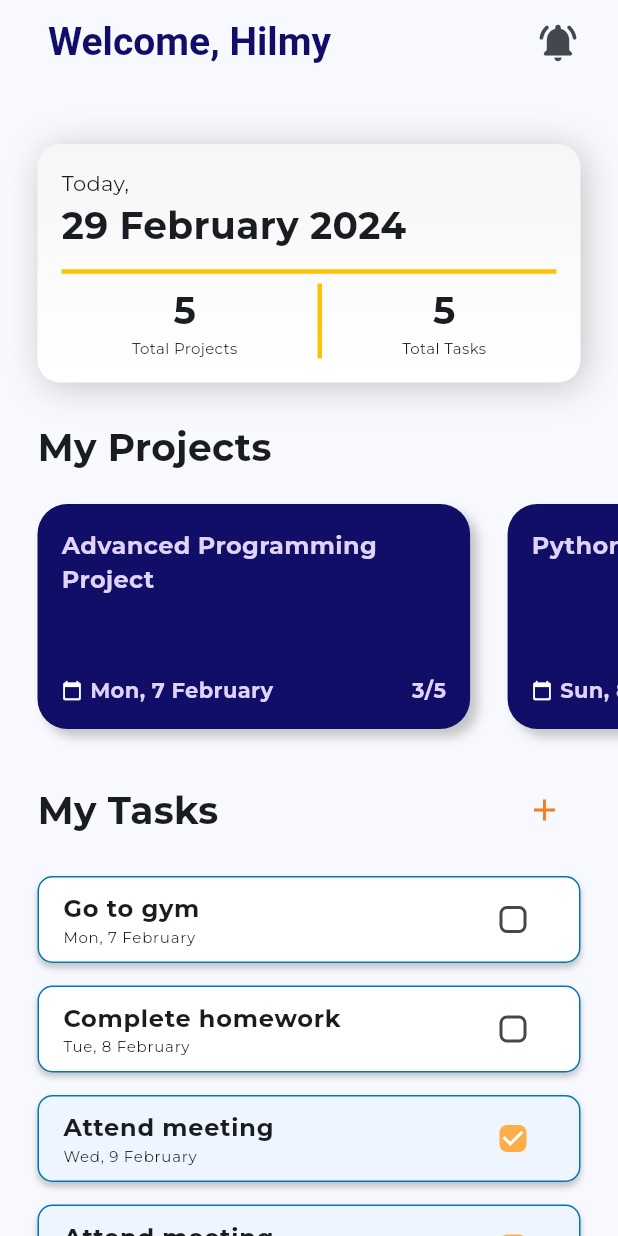
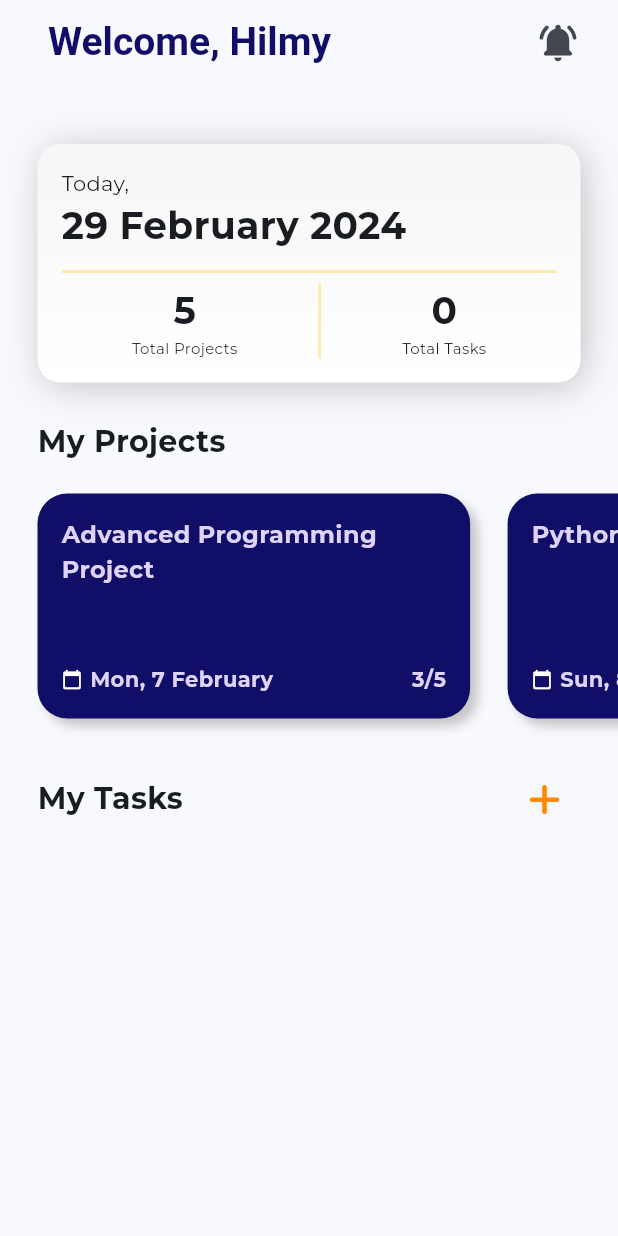
Before and after one commit to HilmyAmmar/todo_app, a Flutter app: the screen it shows after launch, on a phone screen of 412 x 824 dp. Run offline on Flutter 3.47's test engine with Material 3 defaults, Android fonts, the phone set to English and light mode, and no system bars; our stand-ins replace font_awesome_flutter, google_fonts, hive, hive_flutter; accounts and stored records are empty.

Commit message:
finish add/delete task logic

```diff
--- a/lib/model/project_model.dart
+++ b/lib/model/project_model.dart
@@ -1,5 +1,3 @@
-import 'package:flutter/material.dart';
-
 class ProjectModel {
   int projectId;
   int totalTask;
--- a/lib/model/task_model.dart
+++ b/lib/model/task_model.dart
@@ -1,42 +1,23 @@
+import 'package:hive/hive.dart';
+part 'task_model.g.dart';
+
+@HiveType(typeId: 0)
 class TaskModel {
-  int taskId;
-  String name;
-  String deadline;
+  @HiveField(0)
+  String title;
+
+  @HiveField(1)
+  DateTime date;
+
+  @HiveField(2)
   bool isDone;
 
+  @HiveField(3)
+  String category;
+
   TaskModel(
-      {required this.taskId,
-      required this.name,
-      required this.deadline,
-      required this.isDone});
-
-  static List<TaskModel> getAllTask() {
-    List<TaskModel> allTask = [];
-
-    allTask.add(TaskModel(
-        taskId: 1,
-        name: "Go to gym",
-        deadline: "Mon, 7 February",
-        isDone: false));
-
-    allTask.add(TaskModel(
-        taskId: 2,
-        name: "Complete homework",
-        deadline: "Tue, 8 February",
-        isDone: false));
-
-    allTask.add(TaskModel(
-        taskId: 3,
-        name: "Attend meeting",
-        deadline: "Wed, 9 February",
-        isDone: true));
-
-    allTask.add(TaskModel(
-        taskId: 3,
-        name: "Attend meeting",
-        deadline: "Wed, 9 February",
-        isDone: true));
-
-    return allTask;
-  }
+      {required this.title,
+      required this.date,
+      required this.isDone,
+      required this.category});
 }
--- a/lib/page/home.dart
+++ b/lib/page/home.dart
@@ -1,5 +1,7 @@
 import 'package:flutter/material.dart';
+import 'package:font_awesome_flutter/font_awesome_flutter.dart';
 import 'package:google_fonts/google_fonts.dart';
+import 'package:hive_flutter/adapters.dart';
 import 'package:intl/intl.dart';
 
 import 'package:todo_application/model/project_model.dart';
@@ -14,8 +16,16 @@ class HomePage extends StatefulWidget {
 }
 
 class _HomePageState extends State<HomePage> {
+  late Box<TaskModel> taskBox;
+
+  @override
+  void initState() {
+    super.initState();
+    taskBox = Hive.box<TaskModel>('tasks');
+  }
+
   List<ProjectModel> listProject = ProjectModel.getAllProject();
-  List<TaskModel> listTask = TaskModel.getAllTask();
+
   DateTime now = DateTime.now();
 
   final _formKey = GlobalKey<FormState>();
@@ -93,8 +103,8 @@ class _HomePageState extends State<HomePage> {
                       ),
                       const SizedBox(height: 5),
                       const Divider(
-                        color: Colors.amber,
-                        thickness: 3,
+                        color: Color(0x4Dffc300),
+                        thickness: 2,
                       ),
                       IntrinsicHeight(
                         child: Row(
@@ -124,14 +134,14 @@ class _HomePageState extends State<HomePage> {
                               ],
                             ),
                             const VerticalDivider(
-                              color: Colors.amber,
-                              thickness: 3,
+                              color: Color(0x4Dffc300),
+                              thickness: 2,
                             ),
                             Column(
                               crossAxisAlignment: CrossAxisAlignment.center,
                               children: [
                                 Text(
-                                  "5",
+                                  taskBox.length.toString(),
                                   style: GoogleFonts.montserrat(
                                     textStyle: const TextStyle(
                                       fontWeight: FontWeight.w700,
@@ -166,7 +176,7 @@ class _HomePageState extends State<HomePage> {
                     style: GoogleFonts.montserrat(
                       textStyle: const TextStyle(
                         fontWeight: FontWeight.w700,
-                        fontSize: 25,
+                        fontSize: 20,
                       ),
                     ),
                   ),
@@ -266,7 +276,7 @@ class _HomePageState extends State<HomePage> {
                         style: GoogleFonts.montserrat(
                           textStyle: const TextStyle(
                             fontWeight: FontWeight.w700,
-                            fontSize: 25,
+                            fontSize: 20,
                           ),
                         ),
                       ),
@@ -274,38 +284,50 @@ class _HomePageState extends State<HomePage> {
                     ],
                   ),
                   const SizedBox(height: 20),
-                  ListView.separated(
+                  ValueListenableBuilder(
+                    valueListenable: Hive.box<TaskModel>('tasks').listenable(),
+                    builder: (BuildContext context, Box<TaskModel> taskBox,
+                        Widget? child) {
+                      return ListView.separated(
                         shrinkWrap: true,
                         physics: const NeverScrollableScrollPhysics(),
                         itemBuilder: (context, index) {
+                          TaskModel task = taskBox.getAt(index)!;
                           return Container(
                             width: MediaQuery.of(context).size.width,
                             decoration: BoxDecoration(
-                              color: listTask[index].isDone
+                              color: task.isDone
                                   ? const Color(0xFFEEF5FF)
                                   : Colors.white,
                               border:
-                                  Border.all(color: const Color(0xFF0077b6)),
+                                  Border.all(color: const Color(0x4D0077b6)),
                               borderRadius: BorderRadius.circular(10),
                               boxShadow: const [
                                 BoxShadow(
                                   color: Color(0xFFc5c5c5),
                                   offset: Offset(0, 3),
                                   blurRadius: 3,
-                                    spreadRadius: 0)
-                              ]),
+                                  spreadRadius: 0,
+                                ),
+                              ],
+                            ),
                             child: CheckboxListTile(
+                              contentPadding:
+                                  EdgeInsets.symmetric(horizontal: 6),
+                              controlAffinity: ListTileControlAffinity.leading,
                               shape: RoundedRectangleBorder(
-                                borderRadius: BorderRadius.circular(10.0)),
+                                borderRadius: BorderRadius.circular(10.0),
+                              ),
                               activeColor: const Color(0xFFffad47),
                               checkboxShape: RoundedRectangleBorder(
-                                borderRadius: BorderRadius.circular(5)),
+                                borderRadius: BorderRadius.circular(5),
+                              ),
                               title: Column(
                                 crossAxisAlignment: CrossAxisAlignment.start,
                                 mainAxisAlignment: MainAxisAlignment.center,
                                 children: [
                                   Text(
-                                  listTask[index].name,
+                                    task.title,
                                     style: GoogleFonts.montserrat(
                                       textStyle: const TextStyle(
                                         fontWeight: FontWeight.w700,
@@ -314,7 +336,7 @@ class _HomePageState extends State<HomePage> {
                                     ),
                                   ),
                                   Text(
-                                  listTask[index].deadline,
+                                    DateFormat('yyyy-MM-dd').format(task.date),
                                     style: GoogleFonts.montserrat(
                                       textStyle: const TextStyle(
                                         fontWeight: FontWeight.w400,
@@ -324,10 +346,18 @@ class _HomePageState extends State<HomePage> {
                                   ),
                                 ],
                               ),
-                            value: listTask[index].isDone,
+                              secondary: Container(
+                                child: IconButton(
+                                  icon: FaIcon(FontAwesomeIcons.trash),
+                                  onPressed: () {
+                                    taskBox.deleteAt(index);
+                                  },
+                                ),
+                              ),
+                              value: task.isDone,
                               onChanged: (val) {
                                 setState(() {
-                                listTask[index].isDone = val!;
+                                  task.isDone = val!;
                                 });
                               },
                             ),
@@ -335,7 +365,10 @@ class _HomePageState extends State<HomePage> {
                         },
                         separatorBuilder: (context, index) =>
                             const SizedBox(height: 15),
-                      itemCount: listTask.length),
+                        itemCount: taskBox.length,
+                      );
+                    },
+                  ),
                   const SizedBox(height: 20),
                 ],
               )
--- a/lib/widget/ShowModalForm.dart
+++ b/lib/widget/ShowModalForm.dart
@@ -1,7 +1,9 @@
 import 'package:flutter/material.dart';
+import 'package:font_awesome_flutter/font_awesome_flutter.dart';
 import 'package:google_fonts/google_fonts.dart';
 import 'package:intl/intl.dart';
-import 'package:todo_application/page/home.dart';
+import 'package:hive/hive.dart';
+import 'package:todo_application/model/task_model.dart';
 
 class ShowFormModal extends StatefulWidget {
   const ShowFormModal({
@@ -16,9 +18,20 @@ class ShowFormModal extends StatefulWidget {
 }
 
 class _showFormModalState extends State<ShowFormModal> {
+  final TextEditingController _titleController = TextEditingController();
   final TextEditingController _dateController = TextEditingController();
-  String? selectedPriority;
-  final List<String> priorityList = ['High', 'Low'];
+
+  late Box<TaskModel> taskBox;
+
+  @override
+  void initState() {
+    super.initState();
+    taskBox = Hive.box<TaskModel>('tasks');
+  }
+
+  String? selectedCategory;
+  final List<String> categoryList = ['Priority', 'Daily'];
+
   Future<void> _selectDate(BuildContext context) async {
     final DateTime? pickedDate = await showDatePicker(
       context: context,
@@ -78,8 +91,9 @@ class _showFormModalState extends State<ShowFormModal> {
                             ),
                             const SizedBox(height: 10),
                             TextFormField(
+                              controller: _titleController,
                               decoration: InputDecoration(
-                                  hintText: 'Name',
+                                  hintText: 'Title',
                                   hintStyle: const TextStyle(
                                       color: Color(0xffDDDADA), fontSize: 14),
                                   filled: true,
@@ -196,6 +210,7 @@ class _showFormModalState extends State<ShowFormModal> {
                                       const SizedBox(height: 10),
                                       DropdownButtonFormField(
                                           isExpanded: true,
+                                          value: selectedCategory,
                                           decoration: InputDecoration(
                                             hintText: 'Priority',
                                             hintStyle: const TextStyle(
@@ -235,7 +250,7 @@ class _showFormModalState extends State<ShowFormModal> {
                                               borderSide: BorderSide.none,
                                             ),
                                           ),
-                                          items: priorityList
+                                          items: categoryList
                                               .map((item) =>
                                                   DropdownMenuItem<String>(
                                                     value: item,
@@ -249,14 +264,14 @@ class _showFormModalState extends State<ShowFormModal> {
                                               .toList(),
                                           validator: (value) {
                                             if (value == null) {
-                                              return 'Please select gender.';
+                                              return 'Please select category.';
                                             }
                                             return null;
                                           },
                                           onChanged: (value) {
                                             setState(() {
-                                              selectedPriority =
-                                                  value.toString();
+                                              selectedCategory =
+                                                  value as String?;
                                             });
                                           }),
                                     ],
@@ -268,7 +283,22 @@ class _showFormModalState extends State<ShowFormModal> {
                             Align(
                               alignment: Alignment.center,
                               child: ElevatedButton(
-                                  onPressed: () {},
+                                  onPressed: () {
+                                    if (widget._formKey.currentState!
+                                        .validate()) {
+                                      final newTask = TaskModel(
+                                        title: _titleController.text,
+                                        date: DateTime.parse(
+                                            _dateController.text),
+                                        isDone: false,
+                                        category: selectedCategory!,
+                                      );
+
+                                      taskBox.add(newTask);
+
+                                      Navigator.of(context).pop();
+                                    }
+                                  },
                                   style: ElevatedButton.styleFrom(
                                       padding: EdgeInsets.symmetric(
                                           vertical: 16, horizontal: 100),
@@ -290,15 +320,16 @@ class _showFormModalState extends State<ShowFormModal> {
                 );
               });
         },
-        icon: const Icon(
-          Icons.add,
-          color: Color(0xFFF57D1F),
+        icon: FaIcon(
+          FontAwesomeIcons.add,
+          color: Color(0xFFff8800),
         ));
   }
 
   @override
   void dispose() {
     _dateController.dispose();
+    _titleController.dispose();
     super.dispose();
   }
 }
--- a/pubspec.yaml
+++ b/pubspec.yaml
@@ -12,11 +12,17 @@ dependencies:
   google_fonts: ^6.1.0
   intl: ^0.19.0
   dropdown_button2: ^2.3.9
+  font_awesome_flutter: ^10.7.0
+  hive: ^2.2.3
+  hive_flutter: ^1.1.0
+  hive_generator: ^1.1.3
+  path_provider: ^2.1.2
 
 dev_dependencies:
   flutter_test:
     sdk: flutter
   flutter_lints: ^3.0.1
+  build_runner: ^2.2.0
 
 
 flutter:
```
Also changed, not shown: lib/main.dart (+11 -1 lines), lib/model/task_model.g.dart (added), pubspec.lock. Lines whose indentation alone changed are shown as unchanged.
